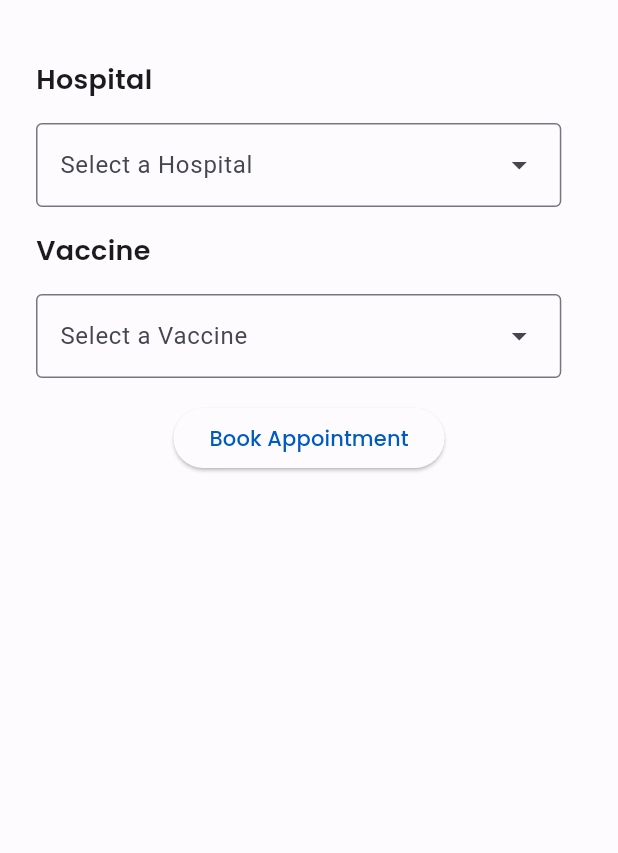
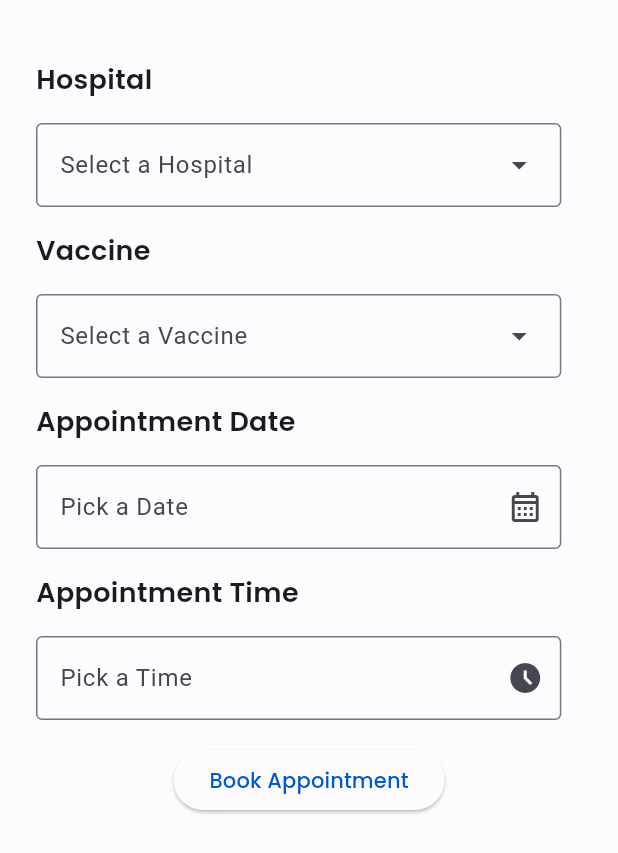
Before and after one commit to dineshb-exe/AnimalVaxFrontEnd, a Flutter app: the BookAppointmentForm widget shown alone on an empty page, opened directly with empty values, on a phone screen of 412 x 824 dp. Shown: the top 853 px of the screen. Run offline on Flutter 3.47's test engine with Material 2 defaults, Android fonts, the phone set to English and light mode, and no system bars; our stand-ins replace bloc, flutter_bloc, google_fonts, location; missing offline and left inert: jwt_decode; network calls fail.

Commit message:
Appointment Date field added and Appointment time field added

```diff
--- a/lib/book_appointment/utilities/book_appointment_form.dart
+++ b/lib/book_appointment/utilities/book_appointment_form.dart
@@ -15,18 +15,28 @@ class BookAppointmentForm extends StatefulWidget {
   final List<dynamic> vaccines;
   final DashboardPet pet;
   final User user;
-  const BookAppointmentForm({required this.authToken, required this.bookAppointmentBloc, required this.isLoading, required this.hospitals, required this.vaccines, required this.pet, required this.user, super.key});
+  const BookAppointmentForm(
+      {required this.authToken,
+      required this.bookAppointmentBloc,
+      required this.isLoading,
+      required this.hospitals,
+      required this.vaccines,
+      required this.pet,
+      required this.user,
+      super.key});
 
   @override
   State<BookAppointmentForm> createState() => _BookAppointmentFormState();
 }
 
 class _BookAppointmentFormState extends State<BookAppointmentForm> {
-  TextEditingController dOfApptCont = TextEditingController();
+  TextEditingController appointmentDate = TextEditingController();
+  TextEditingController appointmentTime = TextEditingController();
   @override
   Widget build(BuildContext context) {
     Hospital? selectedHospital;
     Vaccine? selectedVaccine;
+
     return Padding(
       padding: const EdgeInsets.all(24.0),
       child: SingleChildScrollView(
@@ -37,14 +47,19 @@ class _BookAppointmentFormState extends State<BookAppointmentForm> {
             children: [
               Padding(
                 padding: const EdgeInsets.symmetric(vertical: 16.0),
-                child: Text("Hospital", style: GoogleFonts.poppins(fontSize: 18 ,fontWeight: FontWeight.w600),),
+                child: Text(
+                  "Hospital",
+                  style: GoogleFonts.poppins(
+                      fontSize: 18, fontWeight: FontWeight.w600),
+                ),
               ),
               DropdownMenu(
                 hintText: "Select a Hospital",
                 width: MediaQuery.of(context).size.width * 0.85,
                 dropdownMenuEntries: widget.hospitals.map((e) {
                   Hospital hospital = Hospital.fromJson(e);
-                  return DropdownMenuEntry(value: hospital, label: hospital.hospital_name);
+                  return DropdownMenuEntry(
+                      value: hospital, label: hospital.hospital_name);
                 }).toList(),
                 onSelected: (h) {
                   selectedHospital = h;
@@ -52,37 +67,94 @@ class _BookAppointmentFormState extends State<BookAppointmentForm> {
               ),
               Padding(
                 padding: const EdgeInsets.symmetric(vertical: 16.0),
-                child: Text("Vaccine", style: GoogleFonts.poppins(fontSize: 18 ,fontWeight: FontWeight.w600),),
+                child: Text(
+                  "Vaccine",
+                  style: GoogleFonts.poppins(
+                      fontSize: 18, fontWeight: FontWeight.w600),
+                ),
               ),
               DropdownMenu(
                 hintText: "Select a Vaccine",
                 width: MediaQuery.of(context).size.width * 0.85,
                 dropdownMenuEntries: widget.vaccines.map((e) {
                   Vaccine vaccine = Vaccine.fromJson(e);
-                  return DropdownMenuEntry(value: vaccine, label: "${vaccine.name} (${vaccine.week_no} Weeks)");
+                  return DropdownMenuEntry(
+                      value: vaccine,
+                      label: "${vaccine.name} (${vaccine.week_no} Weeks)");
                 }).toList(),
                 onSelected: (v) {
                   selectedVaccine = v;
                 },
               ),
-
-              (widget.isLoading) ? const Center(
+              Padding(
+                padding: const EdgeInsets.symmetric(vertical: 16.0),
+                child: Text(
+                  "Appointment Date",
+                  style: GoogleFonts.poppins(
+                      fontSize: 18, fontWeight: FontWeight.w600),
+                ),
+              ),
+              SizedBox(
+                width: MediaQuery.of(context).size.width * 0.85,
+                child: TextField(
+                    controller: appointmentDate,
+                    readOnly: true,
+                    decoration: const InputDecoration(
+                        labelText: "Pick a Date",
+                        suffixIcon: Icon(Icons.calendar_month_outlined),
+                        border: OutlineInputBorder()
+                    ),
+                    onTap: () => pickDate()),
+              ),
+              Padding(
+                padding: const EdgeInsets.symmetric(vertical: 16.0),
+                child: Text(
+                  "Appointment Time",
+                  style: GoogleFonts.poppins(
+                      fontSize: 18, fontWeight: FontWeight.w600),
+                ),
+              ),
+              SizedBox(
+                width: MediaQuery.of(context).size.width * 0.85,
+                child: TextField(
+                    controller: appointmentTime,
+                    readOnly: true,
+                    decoration: const InputDecoration(
+                        labelText: "Pick a Time",
+                        border: OutlineInputBorder(),
+                        suffixIcon: Icon(Icons.access_time_filled_outlined)),
+                    onTap: () => pickTime()),
+              ),
+              (widget.isLoading)
+                  ? const Center(
                       child: Padding(
                         padding: EdgeInsets.symmetric(vertical: 16.0),
                         child: CircularProgressIndicator(),
                       ),
-              ) : const SizedBox.shrink(),
+                    )
+                  : const SizedBox.shrink(),
               Center(
                 child: Padding(
                   padding: const EdgeInsets.symmetric(vertical: 16.0),
                   child: ElevatedButton(
                       onPressed: () {
-                      if(selectedHospital != null && selectedVaccine != null) {
-                        widget.bookAppointmentBloc.add(AppointmentBookingEvent(authToken: widget.authToken, dashboardPet: widget.pet, hospital: selectedHospital!, vaccine: selectedVaccine!, user: widget.user, hospitals: widget.hospitals, vaccines: widget.vaccines));
+                        if (selectedHospital != null &&
+                            selectedVaccine != null) {
+                          widget.bookAppointmentBloc.add(
+                              AppointmentBookingEvent(
+                                  authToken: widget.authToken,
+                                  dashboardPet: widget.pet,
+                                  hospital: selectedHospital!,
+                                  vaccine: selectedVaccine!,
+                                  user: widget.user,
+                                  hospitals: widget.hospitals,
+                                  vaccines: widget.vaccines));
                         }
                       },
-                    child: Text("Book Appointment", style: GoogleFonts.poppins(),)
-                  ),
+                      child: Text(
+                        "Book Appointment",
+                        style: GoogleFonts.poppins(),
+                      )),
                 ),
               )
             ],
@@ -91,4 +163,30 @@ class _BookAppointmentFormState extends State<BookAppointmentForm> {
       ),
     );
   }
+
+  Future<void> pickDate() async {
+    DateTime currentDate = DateTime.now();
+    DateTime firstDate = currentDate.add(const Duration(days: 1));
+    DateTime lastDate = currentDate.add(const Duration(days: 90));
+    DateTime? picker = await showDatePicker(
+        context: context,
+        firstDate: firstDate,
+        lastDate: lastDate,
+        initialDate: firstDate);
+    if (picker != null) {
+      setState(() {
+        appointmentDate.text = picker.toString().split(" ")[0];
+      });
     }
+  }
+
+  Future<void> pickTime() async {
+    TimeOfDay? picker =
+        await showTimePicker(context: context, initialTime: TimeOfDay.now());
+    if (picker != null) {
+      setState(() {
+        appointmentTime.text = picker.format(context);
+      });
+    }
+  }
+}
```
Lines whose indentation alone changed are shown as unchanged.
